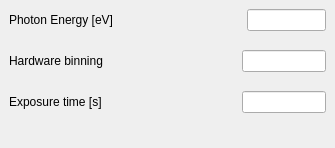
Above: RixsTool/ui/bandpassfilterID32.ui from kif/RixsTool before the change. Below: the same form after it.
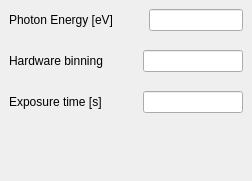
That is the form after the change.

Patch:
```diff
--- a/RixsTool/ui/bandpassfilterID32.ui
+++ b/RixsTool/ui/bandpassfilterID32.ui
@@ -6,10 +6,28 @@
    <rect>
     <x>0</x>
     <y>0</y>
-    <width>335</width>
-    <height>148</height>
+    <width>252</width>
+    <height>181</height>
    </rect>
   </property>
+  <property name="sizePolicy">
+   <sizepolicy hsizetype="Minimum" vsizetype="MinimumExpanding">
+    <horstretch>0</horstretch>
+    <verstretch>0</verstretch>
+   </sizepolicy>
+  </property>
+  <property name="minimumSize">
+   <size>
+    <width>252</width>
+    <height>148</height>
+   </size>
+  </property>
+  <property name="maximumSize">
+   <size>
+    <width>253</width>
+    <height>524287</height>
+   </size>
+  </property>
   <property name="windowTitle">
    <string>DockWidget</string>
   </property>
@@ -49,11 +67,11 @@
           <enum>Qt::Horizontal</enum>
          </property>
          <property name="sizeType">
-          <enum>QSizePolicy::Preferred</enum>
+          <enum>QSizePolicy::Minimum</enum>
          </property>
          <property name="sizeHint" stdset="0">
           <size>
-           <width>150</width>
+           <width>30</width>
            <height>20</height>
           </size>
          </property>
@@ -69,7 +87,7 @@
          </property>
          <property name="minimumSize">
           <size>
-           <width>50</width>
+           <width>75</width>
            <height>0</height>
           </size>
          </property>
@@ -103,11 +121,11 @@
           <enum>Qt::Horizontal</enum>
          </property>
          <property name="sizeType">
-          <enum>QSizePolicy::Preferred</enum>
+          <enum>QSizePolicy::Minimum</enum>
          </property>
          <property name="sizeHint" stdset="0">
           <size>
-           <width>150</width>
+           <width>30</width>
            <height>20</height>
           </size>
          </property>
@@ -123,7 +141,7 @@
          </property>
          <property name="minimumSize">
           <size>
-           <width>50</width>
+           <width>75</width>
            <height>0</height>
           </size>
          </property>
@@ -157,11 +175,11 @@
           <enum>Qt::Horizontal</enum>
          </property>
          <property name="sizeType">
-          <enum>QSizePolicy::Preferred</enum>
+          <enum>QSizePolicy::Minimum</enum>
          </property>
          <property name="sizeHint" stdset="0">
           <size>
-           <width>150</width>
+           <width>30</width>
            <height>20</height>
           </size>
          </property>
@@ -177,7 +195,7 @@
          </property>
          <property name="minimumSize">
           <size>
-           <width>50</width>
+           <width>75</width>
            <height>0</height>
           </size>
          </property>
@@ -200,10 +218,13 @@
       <property name="orientation">
        <enum>Qt::Vertical</enum>
       </property>
+      <property name="sizeType">
+       <enum>QSizePolicy::Expanding</enum>
+      </property>
       <property name="sizeHint" stdset="0">
        <size>
         <width>20</width>
-        <height>40</height>
+        <height>1</height>
        </size>
       </property>
      </spacer>
```
Left out of the diff: 2 changed lines with no effect on the pictures.
